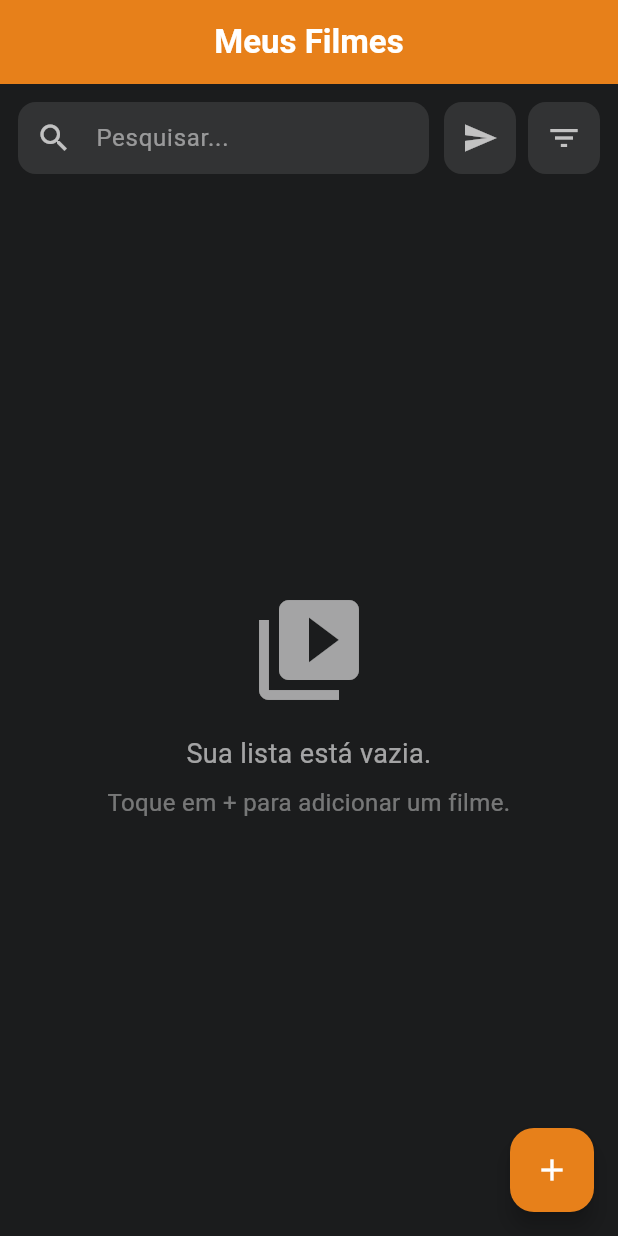
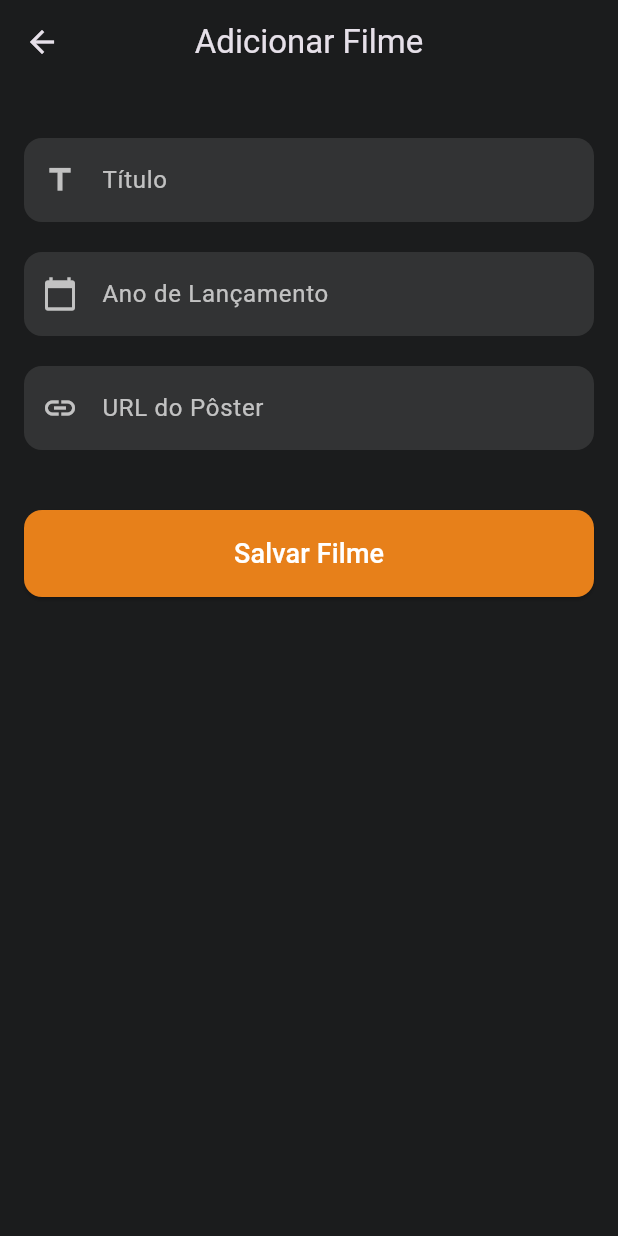
Before and after one commit to guilhermecarv32/lista_filmes, a Flutter app: the screen it shows after launch, after a tap on the "add" icon, on a phone screen of 412 x 824 dp. Run offline on Flutter 3.47's test engine with Material 3 defaults, Android fonts, the phone set to English and light mode, and no system bars.

Commit message:
tela de adicionar filmes

```diff
--- /dev/null
+++ b/lib/adicionar.dart
@@ -0,0 +1,130 @@
+// lib/pages/add_movie_page.dart
+
+import 'package:flutter/material.dart';
+
+class AddMoviePage extends StatefulWidget {
+  const AddMoviePage({super.key});
+
+  @override
+  State<AddMoviePage> createState() => _AddMoviePageState();
+}
+
+class _AddMoviePageState extends State<AddMoviePage> {
+  // Controladores para pegar o texto dos campos
+  final _titleController = TextEditingController();
+  final _yearController = TextEditingController();
+  final _posterUrlController = TextEditingController();
+
+  // Chave para o formulário, útil para validação futura
+  final _formKey = GlobalKey<FormState>();
+
+  @override
+  void dispose() {
+    // Limpar os controladores quando a tela for fechada para liberar memória
+    _titleController.dispose();
+    _yearController.dispose();
+    _posterUrlController.dispose();
+    super.dispose();
+  }
+
+  // Função para criar os campos de texto com estilo padronizado
+  Widget _buildTextField({
+    required TextEditingController controller,
+    required String labelText,
+    required IconData icon,
+    TextInputType keyboardType = TextInputType.text,
+  }) {
+    return TextFormField(
+      controller: controller,
+      keyboardType: keyboardType,
+      decoration: InputDecoration(
+        labelText: labelText,
+        labelStyle: const TextStyle(color: Colors.white70),
+        prefixIcon: Icon(icon, color: Colors.white70),
+        filled: true,
+        fillColor: Colors.white.withOpacity(0.1),
+        border: OutlineInputBorder(
+          borderRadius: BorderRadius.circular(12.0),
+          borderSide: BorderSide.none,
+        ),
+        enabledBorder: OutlineInputBorder(
+          borderRadius: BorderRadius.circular(12.0),
+          borderSide: BorderSide.none,
+        ),
+        focusedBorder: OutlineInputBorder(
+          borderRadius: BorderRadius.circular(12.0),
+          borderSide: const BorderSide(color: Color(0xFFE7801A)),
+        ),
+      ),
+      style: const TextStyle(color: Colors.white),
+      // Adicionaremos validação aqui no futuro
+    );
+  }
+
+  @override
+  Widget build(BuildContext context) {
+    return Scaffold(
+      backgroundColor: const Color(0xFF1B1C1D),
+      appBar: AppBar(
+        // O Flutter adiciona o botão de voltar automaticamente
+        title: const Text('Adicionar Filme'),
+        backgroundColor: const Color(0xFF1B1C1D), // Mesma cor do fundo
+        elevation: 0, // Sem sombra na appbar
+        centerTitle: true,
+      ),
+      body: SingleChildScrollView(
+        // Permite rolar a tela se o teclado cobrir os campos
+        padding: const EdgeInsets.all(16.0),
+        child: Form(
+          key: _formKey,
+          child: Column(
+            crossAxisAlignment: CrossAxisAlignment.stretch,
+            children: [
+              const SizedBox(height: 20),
+              _buildTextField(
+                controller: _titleController,
+                labelText: 'Título',
+                icon: Icons.title,
+              ),
+              const SizedBox(height: 20),
+              _buildTextField(
+                controller: _yearController,
+                labelText: 'Ano de Lançamento',
+                icon: Icons.calendar_today,
+                keyboardType: TextInputType.number,
+              ),
+              const SizedBox(height: 20),
+              _buildTextField(
+                controller: _posterUrlController,
+                labelText: 'URL do Pôster',
+                icon: Icons.link,
+              ),
+              const SizedBox(height: 40),
+              ElevatedButton(
+                onPressed: () {
+                  // Lógica para salvar o filme virá aqui
+                  final title = _titleController.text;
+                  final year = _yearController.text;
+                  print('Salvando filme: $title ($year)');
+                  // Fechar a tela após salvar
+                  Navigator.pop(context);
+                },
+                style: ElevatedButton.styleFrom(
+                  backgroundColor: const Color(0xFFE7801A),
+                  padding: const EdgeInsets.symmetric(vertical: 16.0),
+                  shape: RoundedRectangleBorder(
+                    borderRadius: BorderRadius.circular(12.0),
+                  ),
+                ),
+                child: const Text(
+                  'Salvar Filme',
+                  style: TextStyle(fontSize: 18, color: Colors.white),
+                ),
+              ),
+            ],
+          ),
+        ),
+      ),
+    );
+  }
+}
--- a/lib/home.dart
+++ b/lib/home.dart
@@ -1,6 +1,7 @@
 // lib/pages/home_page.dart
 
 import 'package:flutter/material.dart';
+import 'adicionar.dart';
 
 // Por enquanto, vamos usar um 'dynamic' para a lista de filmes.
 // Em breve, vamos criar uma classe 'Filme' para organizar melhor.
@@ -155,7 +156,11 @@ class _HomePageState extends State<HomePage> {
 
       floatingActionButton: FloatingActionButton(
         onPressed: () {
-          print("Botão de adicionar pressionado!");
+          // 2. ALTERE A AÇÃO DO BOTÃO
+          Navigator.push(
+            context,
+            MaterialPageRoute(builder: (context) => const AddMoviePage()),
+          );
         },
         backgroundColor: const Color(0xFFE7801A),
         child: const Icon(
```
